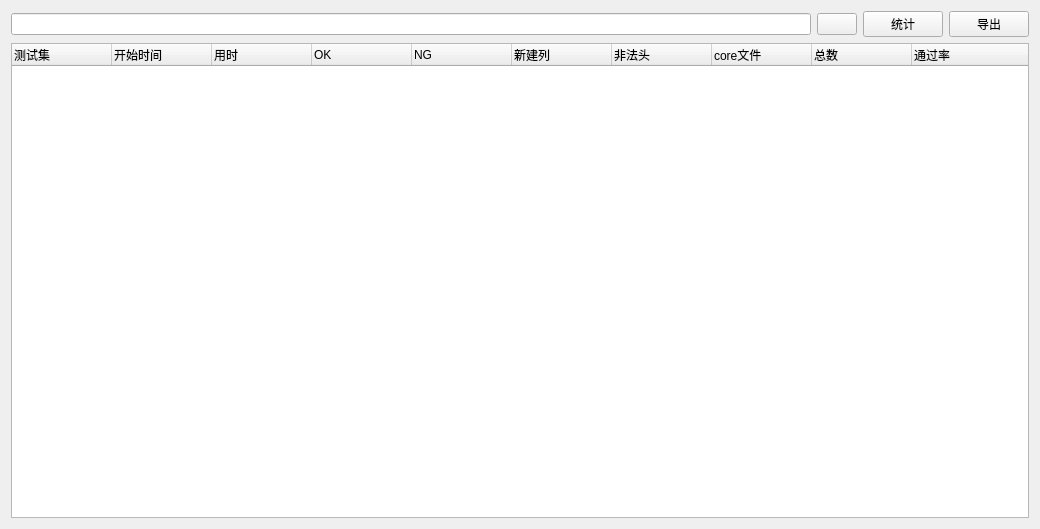
SakuraMYK/AutoMationTools, file loganalysis.ui: the form before one commit.
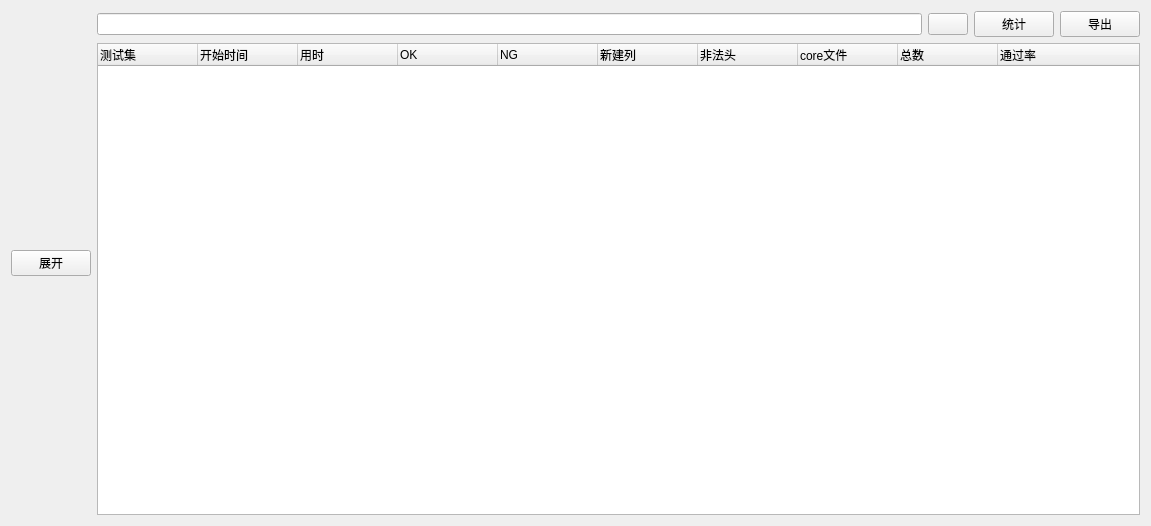
The form after the commit.

```diff
--- a/loganalysis.ui
+++ b/loganalysis.ui
@@ -6,8 +6,8 @@
    <rect>
     <x>0</x>
     <y>0</y>
-    <width>1040</width>
-    <height>529</height>
+    <width>1151</width>
+    <height>526</height>
    </rect>
   </property>
   <property name="windowTitle">
@@ -15,6 +15,15 @@
   </property>
   <layout class="QGridLayout" name="gridLayout">
    <item row="0" column="0">
+    <layout class="QHBoxLayout" name="horizontalLayout_2">
+     <item>
+      <widget class="QPushButton" name="pushButton_ExpandAll">
+       <property name="text">
+        <string>展开</string>
+       </property>
+      </widget>
+     </item>
+     <item>
     <layout class="QVBoxLayout" name="verticalLayout">
      <item>
       <layout class="QHBoxLayout" name="horizontalLayout">
@@ -115,6 +124,8 @@
         </property>
        </column>
       </widget>
+       </item>
+      </layout>
      </item>
     </layout>
    </item>
```
Lines whose indentation alone changed are shown as unchanged.
